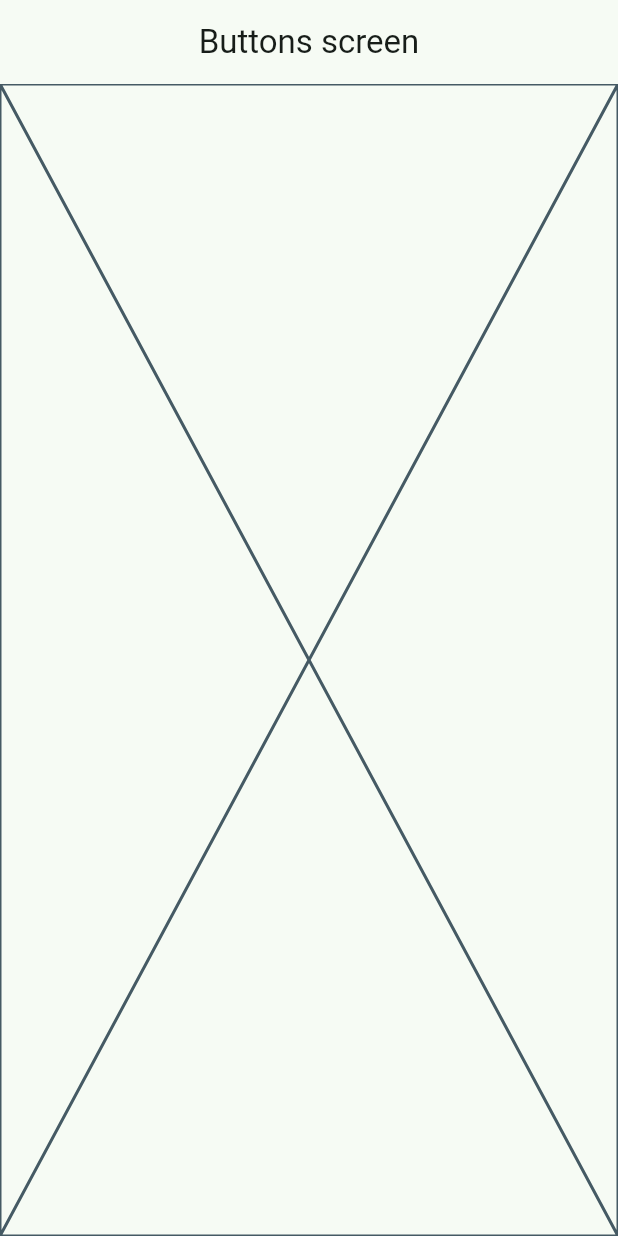
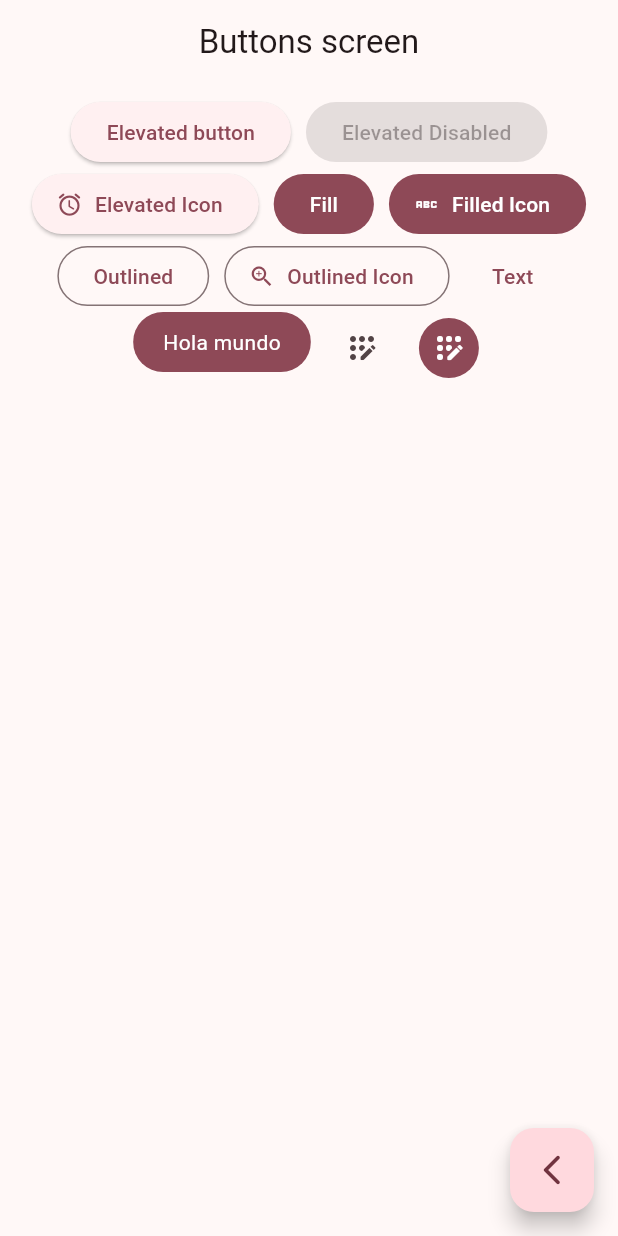
Before and after one commit to ErnestAlf222/flutterWidgets-AppMaterial3, a Flutter app: the ButtonsScreen screen opened by its route, on a phone screen of 412 x 824 dp. Run offline on Flutter 3.47's test engine with Material 2 defaults, Android fonts, the phone set to English and light mode, and no system bars; our stand-ins replace go_router.

Commit message:
Button screen finished

```diff
--- a/lib/config/theme/app_theme.dart
+++ b/lib/config/theme/app_theme.dart
@@ -4,6 +4,9 @@ const colorList = <Color>[
   Colors.blue,
   Colors.amberAccent,
   Colors.greenAccent,
+  Colors.teal,
+  Colors.indigo,
+  Colors.pink
 
 
 
--- a/lib/main.dart
+++ b/lib/main.dart
@@ -14,7 +14,7 @@ class MainApp extends StatelessWidget {
     return  MaterialApp.router(
       routerConfig: appRouter,
       debugShowCheckedModeBanner: false,
-      theme: AppTheme(selectedColor: 2).getTheme(),
+      theme: AppTheme(selectedColor: 5).getTheme(),
 
 
 
--- a/lib/presentation/screens/buttons/buttons_screen.dart
+++ b/lib/presentation/screens/buttons/buttons_screen.dart
@@ -1,4 +1,5 @@
 import 'package:flutter/material.dart';
+import 'package:go_router/go_router.dart';
 
 class ButtonsScreen extends StatelessWidget {
   const ButtonsScreen({super.key});
@@ -11,7 +12,81 @@ class ButtonsScreen extends StatelessWidget {
       appBar: AppBar(
         title: const Text('Buttons screen'),
       ),
-      body: const Placeholder(),
+      body: _ButtonsView(),
+      floatingActionButton: FloatingActionButton(
+        child: const Icon(Icons.arrow_back_ios_new_rounded),
+        onPressed: (){
+          //? Salir de la pantalla
+          context.pop();
+        },
+      ),
     );
   }
 }
+
+class _ButtonsView extends StatelessWidget {
+
+
+  @override
+  Widget build(BuildContext context) {
+    final colors = Theme.of(context).colorScheme;
+    return  SizedBox(
+      // Llegar hasta donde llegue el padre
+      width: double.infinity,
+      child: Padding(
+        padding: const EdgeInsets.symmetric(horizontal: 10, vertical: 8),
+        child: Wrap(
+          spacing: 10,
+          alignment: WrapAlignment.center,
+          children: [
+            ElevatedButton(onPressed: (){}, child: const Text('Elevated button')),
+           const ElevatedButton(onPressed: null, child:  Text('Elevated Disabled')),
+           ElevatedButton.icon(onPressed: (){}, icon: const Icon(Icons.access_alarm_rounded), label: const Text('Elevated Icon')),
+           FilledButton(onPressed: (){}, child: const Text('Fill')),
+           FilledButton.icon(onPressed: (){}, icon:const Icon(Icons.abc), label: const Text('Filled Icon'),),
+           OutlinedButton(onPressed: (){}, child: const Text('Outlined')),
+           OutlinedButton.icon(onPressed: (){}, icon: const Icon(Icons.zoom_in), label: const Text('Outlined Icon'),),
+           TextButton(onPressed: (){}, child: const Text('Text')),
+
+          //  Todo Custom Button
+          const CustomButton(),
+
+          IconButton(onPressed: (){}, icon: const Icon(Icons.app_registration_rounded)),
+          IconButton(
+            onPressed: (){},
+            icon: const Icon(Icons.app_registration_rounded),
+            style: ButtonStyle(
+              backgroundColor: MaterialStatePropertyAll(colors.primary),
+              iconColor: const MaterialStatePropertyAll(Colors.white) )),
+          ],
+        ),
+      ),
+    );
+  }
+}
+
+
+// Button personalizado
+class CustomButton extends StatelessWidget {
+  const CustomButton({super.key});
+
+  @override
+  Widget build(BuildContext context) {
+
+    final colors = Theme.of(context).colorScheme;
+    return ClipRRect(
+      borderRadius: BorderRadius.circular(20),
+      child: Material(
+        color: colors.primary,
+        child: InkWell(
+          onTap: () {
+          },
+          child: const Padding(
+            padding:  EdgeInsets.symmetric(horizontal: 20, vertical: 10),
+            child: Text('Hola mundo', style: TextStyle(color: Colors.white),),
+          ),
+        ),
+      ),
+    );
+  }
+}
```
